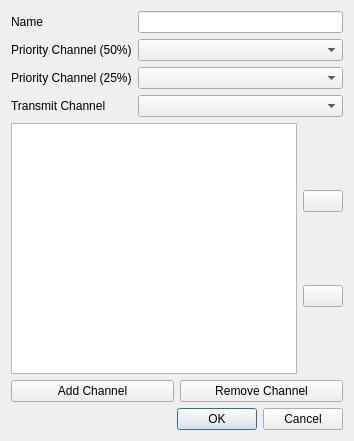
Qt form src/scanlistdialog.ui (hmatuschek/qdmr) before a commit.
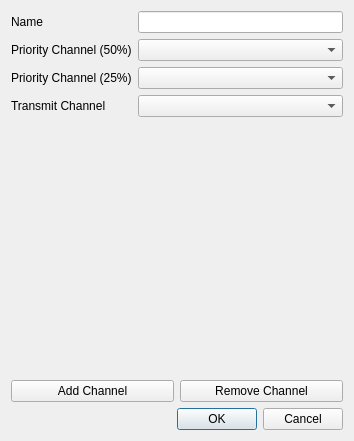
The same form after that commit. Icons and pictures are not drawn. Custom widgets are drawn as their Qt base class.

Commit message: Fixed scan list dialog.

```diff
--- a/src/scanlistdialog.ui
+++ b/src/scanlistdialog.ui
@@ -59,47 +59,14 @@
     </layout>
    </item>
    <item>
-    <layout class="QHBoxLayout" name="horizontalLayout_2">
-     <item>
-      <widget class="QListWidget" name="channelList">
-       <property name="selectionMode">
-        <enum>QAbstractItemView::ExtendedSelection</enum>
-       </property>
-      </widget>
-     </item>
-     <item>
-      <layout class="QVBoxLayout" name="verticalLayout_2">
-       <item>
-        <widget class="QPushButton" name="channelUp">
-         <property name="text">
-          <string/>
-         </property>
-         <property name="icon">
-          <iconset resource="../shared/resources.qrc">
-           <normaloff>:/icons/up.png</normaloff>:/icons/up.png</iconset>
-         </property>
-         <property name="shortcut">
-          <string>Alt+Up</string>
-         </property>
-        </widget>
-       </item>
-       <item>
-        <widget class="QPushButton" name="channelDown">
-         <property name="text">
-          <string/>
-         </property>
-         <property name="icon">
-          <iconset resource="../shared/resources.qrc">
-           <normaloff>:/icons/down.png</normaloff>:/icons/down.png</iconset>
-         </property>
-         <property name="shortcut">
-          <string>Alt+Down</string>
-         </property>
-        </widget>
-       </item>
-      </layout>
-     </item>
-    </layout>
+    <widget class="ConfigObjectListView" name="channelListView" native="true">
+     <property name="sizePolicy">
+      <sizepolicy hsizetype="Preferred" vsizetype="MinimumExpanding">
+       <horstretch>0</horstretch>
+       <verstretch>0</verstretch>
+      </sizepolicy>
+     </property>
+    </widget>
    </item>
    <item>
     <layout class="QHBoxLayout" name="horizontalLayout">
@@ -137,9 +104,15 @@
    </item>
   </layout>
  </widget>
- <resources>
-  <include location="../shared/resources.qrc"/>
- </resources>
+ <customwidgets>
+  <customwidget>
+   <class>ConfigObjectListView</class>
+   <extends>QWidget</extends>
+   <header>configobjectlistview.hh</header>
+   <container>1</container>
+  </customwidget>
+ </customwidgets>
+ <resources/>
  <connections>
   <connection>
    <sender>buttonBox</sender>
```
The commit also changes 4 other files.
